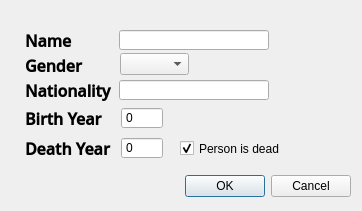
This is personDialog.ui in annakrih/T113VLN1-3 as Qt 5 draws it before an edit. The edited form follows.
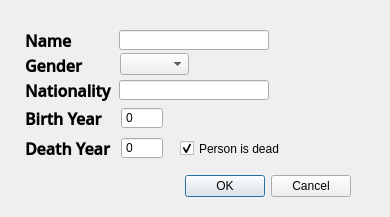
This is the edited form.

```diff
--- a/personDialog.ui
+++ b/personDialog.ui
@@ -6,8 +6,8 @@
    <rect>
     <x>0</x>
     <y>0</y>
-    <width>362</width>
-    <height>211</height>
+    <width>390</width>
+    <height>217</height>
    </rect>
   </property>
   <property name="windowTitle">
```
